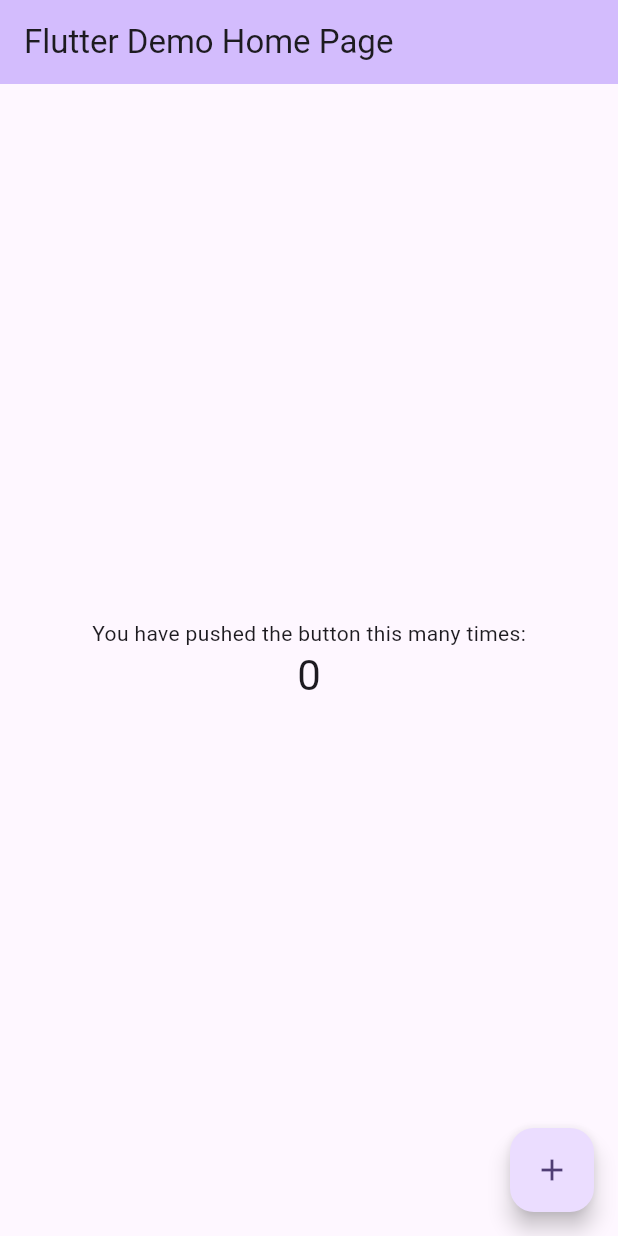
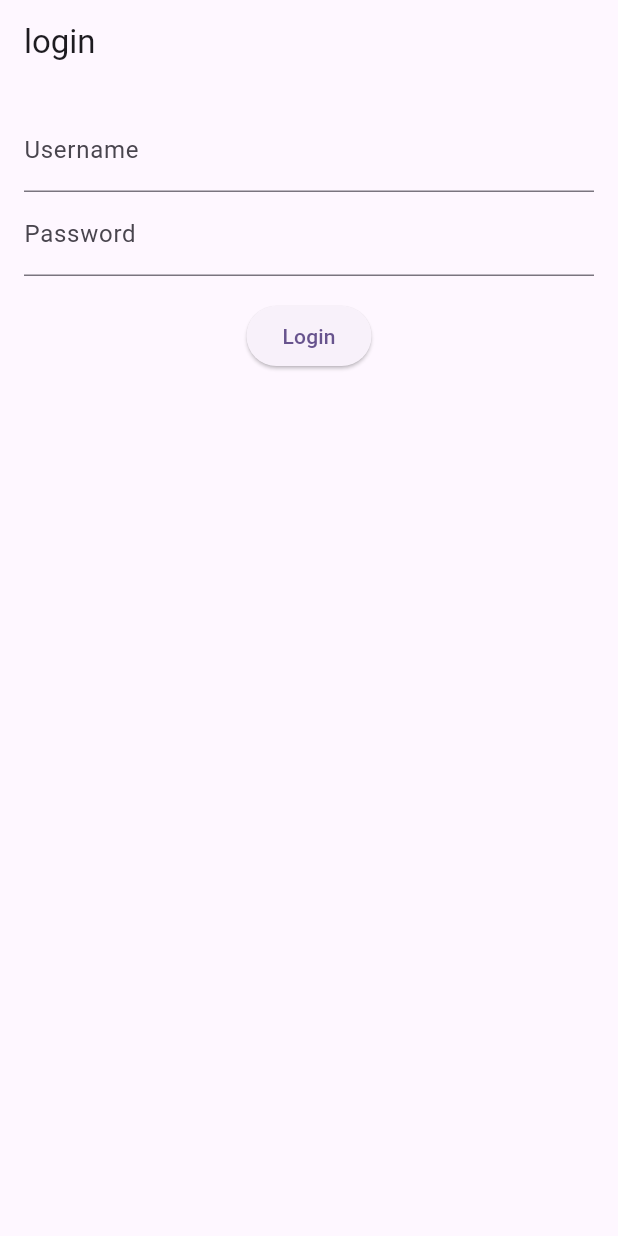
Before and after one commit to INOVEXA-ID/SIPUTRI-MOBILE, a Flutter app: the screen it shows after launch, on a phone screen of 412 x 824 dp. Run offline on Flutter 3.47's test engine with Material 3 defaults, Android fonts, the phone set to English and light mode, and no system bars; our stand-ins replace flutter_bloc.

Commit message:
add depedency BLoc, add form login (not fix yet)

```diff
--- /dev/null
+++ b/lib/login/login_bloc.dart
@@ -0,0 +1,28 @@
+import 'package:flutter_bloc/flutter_bloc.dart';
+import 'login_event.dart';
+import 'login_state.dart';
+
+class LoginBloc extends Bloc<LoginEvent, LoginState> {
+  LoginBloc() : super(LoginState.initial()) {
+    on<LoginEmailChanged>((event, emit) {
+      emit(state.copyWith(email: event.email));
+    });
+
+    on<LoginPasswordChanged>((event, emit) {
+      emit(state.copyWith(password: event.password));
+    });
+
+    on<LoginSubmitted>((event, emit) async {
+      emit(state.copyWith(isSubmitting: true));
+
+      // Simulasi login delay
+      await Future.delayed(Duration(seconds: 2));
+
+      if (state.email == "admin" && state.password == "1234") {
+        emit(state.copyWith(isSubmitting: false, isSuccess: true));
+      } else {
+        emit(state.copyWith(isSubmitting: false, isFailure: true));
+      }
+    });
+  }
+}
--- /dev/null
+++ b/lib/login/login_event.dart
@@ -0,0 +1,13 @@
+abstract class LoginEvent {}
+
+class LoginEmailChanged extends LoginEvent {
+  final String email;
+  LoginEmailChanged(this.email);
+}
+
+class LoginPasswordChanged extends LoginEvent {
+  final String password;
+  LoginPasswordChanged(this.password);
+}
+
+class LoginSubmitted extends LoginEvent {}
--- /dev/null
+++ b/lib/login/login_form.dart
@@ -0,0 +1,50 @@
+import 'package:flutter/material.dart';
+import 'package:flutter_bloc/flutter_bloc.dart';
+import '../login/login_bloc.dart';
+import '../login/login_event.dart';
+import '../login/login_state.dart';
+
+class LoginForm extends StatelessWidget {
+  @override
+  Widget build(BuildContext context) {
+    return BlocBuilder<LoginBloc, LoginState>(
+      builder: (context, state) {
+        return Padding(
+          padding: const EdgeInsets.all(16.0),
+          child: Column(
+            children: [
+              TextField(
+                onChanged:
+                    (value) =>
+                        context.read<LoginBloc>().add(LoginEmailChanged(value)),
+                decoration: InputDecoration(labelText: 'Username'),
+              ),
+              TextField(
+                obscureText: true,
+                onChanged:
+                    (value) => context.read<LoginBloc>().add(
+                      LoginPasswordChanged(value),
+                    ),
+                decoration: InputDecoration(labelText: 'Password'),
+              ),
+              const SizedBox(height: 16),
+              ElevatedButton(
+                onPressed: () {
+                  context.read<LoginBloc>().add(LoginSubmitted());
+                },
+                child:
+                    state.isSubmitting
+                        ? CircularProgressIndicator()
+                        : Text('Login'),
+              ),
+              if (state.isFailure)
+                Text('Login gagal', style: TextStyle(color: Colors.red)),
+              if (state.isSuccess)
+                Text('Login berhasil', style: TextStyle(color: Colors.green)),
+            ],
+          ),
+        );
+      },
+    );
+  }
+}
--- /dev/null
+++ b/lib/login/login_screen.dart
@@ -0,0 +1,14 @@
+import 'package:flutter/material.dart';
+import 'package:flutter_bloc/flutter_bloc.dart';
+import '../login/login_bloc.dart';
+import 'package:siputri_mobile/login/login_form.dart'; // sesuaikan dengan nama project
+
+class LoginScreen extends StatelessWidget {
+  @override
+  Widget build(BuildContext context) {
+    return BlocProvider(
+      create: (_) => LoginBloc(),
+      child: Scaffold(appBar: AppBar(title: Text('Login')), body: LoginForm()),
+    );
+  }
+}
--- /dev/null
+++ b/lib/login/login_state.dart
@@ -0,0 +1,41 @@
+class LoginState {
+  final String email;
+  final String password;
+  final bool isSubmitting;
+  final bool isSuccess;
+  final bool isFailure;
+
+  LoginState({
+    required this.email,
+    required this.password,
+    required this.isSubmitting,
+    required this.isSuccess,
+    required this.isFailure,
+  });
+
+  factory LoginState.initial() {
+    return LoginState(
+      email: '',
+      password: '',
+      isSubmitting: false,
+      isSuccess: false,
+      isFailure: false,
+    );
+  }
+
+  LoginState copyWith({
+    String? email,
+    String? password,
+    bool? isSubmitting,
+    bool? isSuccess,
+    bool? isFailure,
+  }) {
+    return LoginState(
+      email: email ?? this.email,
+      password: password ?? this.password,
+      isSubmitting: isSubmitting ?? this.isSubmitting,
+      isSuccess: isSuccess ?? this.isSuccess,
+      isFailure: isFailure ?? this.isFailure,
+    );
+  }
+}
--- a/lib/main.dart
+++ b/lib/main.dart
@@ -1,4 +1,7 @@
 import 'package:flutter/material.dart';
+import 'package:flutter_bloc/flutter_bloc.dart';
+import '../login/login_bloc.dart';
+import 'package:siputri_mobile/login/login_form.dart';
 
 void main() {
   runApp(const MyApp());
@@ -30,93 +33,13 @@ class MyApp extends StatelessWidget {
         // tested with just a hot reload.
         colorScheme: ColorScheme.fromSeed(seedColor: Colors.deepPurple),
       ),
-      home: const MyHomePage(title: 'Flutter Demo Home Page'),
+      home: BlocProvider(
+        create: (_) => LoginBloc(),
+        child: Scaffold(
+          appBar: AppBar(title: const Text("login")),
+          body: LoginForm(),
+        ),
+      ),
     );
   }
 }
-
-class MyHomePage extends StatefulWidget {
-  const MyHomePage({super.key, required this.title});
-
-  // This widget is the home page of your application. It is stateful, meaning
-  // that it has a State object (defined below) that contains fields that affect
-  // how it looks.
-
-  // This class is the configuration for the state. It holds the values (in this
-  // case the title) provided by the parent (in this case the App widget) and
-  // used by the build method of the State. Fields in a Widget subclass are
-  // always marked "final".
-
-  final String title;
-
-  @override
-  State<MyHomePage> createState() => _MyHomePageState();
-}
-
-class _MyHomePageState extends State<MyHomePage> {
-  int _counter = 0;
-
-  void _incrementCounter() {
-    setState(() {
-      // This call to setState tells the Flutter framework that something has
-      // changed in this State, which causes it to rerun the build method below
-      // so that the display can reflect the updated values. If we changed
-      // _counter without calling setState(), then the build method would not be
-      // called again, and so nothing would appear to happen.
-      _counter++;
-    });
-  }
-
-  @override
-  Widget build(BuildContext context) {
-    // This method is rerun every time setState is called, for instance as done
-    // by the _incrementCounter method above.
-    //
-    // The Flutter framework has been optimized to make rerunning build methods
-    // fast, so that you can just rebuild anything that needs updating rather
-    // than having to individually change instances of widgets.
-    return Scaffold(
-      appBar: AppBar(
-        // TRY THIS: Try changing the color here to a specific color (to
-        // Colors.amber, perhaps?) and trigger a hot reload to see the AppBar
-        // change color while the other colors stay the same.
-        backgroundColor: Theme.of(context).colorScheme.inversePrimary,
-        // Here we take the value from the MyHomePage object that was created by
-        // the App.build method, and use it to set our appbar title.
-        title: Text(widget.title),
-      ),
-      body: Center(
-        // Center is a layout widget. It takes a single child and positions it
-        // in the middle of the parent.
-        child: Column(
-          // Column is also a layout widget. It takes a list of children and
-          // arranges them vertically. By default, it sizes itself to fit its
-          // children horizontally, and tries to be as tall as its parent.
-          //
-          // Column has various properties to control how it sizes itself and
-          // how it positions its children. Here we use mainAxisAlignment to
-          // center the children vertically; the main axis here is the vertical
-          // axis because Columns are vertical (the cross axis would be
-          // horizontal).
-          //
-          // TRY THIS: Invoke "debug painting" (choose the "Toggle Debug Paint"
-          // action in the IDE, or press "p" in the console), to see the
-          // wireframe for each widget.
-          mainAxisAlignment: MainAxisAlignment.center,
-          children: <Widget>[
-            const Text('You have pushed the button this many times:'),
-            Text(
-              '$_counter',
-              style: Theme.of(context).textTheme.headlineMedium,
-            ),
-          ],
-        ),
-      ),
-      floatingActionButton: FloatingActionButton(
-        onPressed: _incrementCounter,
-        tooltip: 'Increment',
-        child: const Icon(Icons.add),
-      ), // This trailing comma makes auto-formatting nicer for build methods.
-    );
-  }
-}
--- a/pubspec.yaml
+++ b/pubspec.yaml
@@ -2,7 +2,7 @@ name: siputri_mobile
 description: "A new Flutter project."
 # The following line prevents the package from being accidentally published to
 # pub.dev using `flutter pub publish`. This is preferred for private packages.
-publish_to: 'none' # Remove this line if you wish to publish to pub.dev
+publish_to: "none" # Remove this line if you wish to publish to pub.dev
 
 # The following defines the version and build number for your application.
 # A version number is three numbers separated by dots, like 1.2.43
@@ -35,6 +35,8 @@ dependencies:
   # Use with the CupertinoIcons class for iOS style icons.
   cupertino_icons: ^1.0.8
 
+  flutter_bloc: ^8.1.3
+
 dev_dependencies:
   flutter_test:
     sdk: flutter
@@ -51,7 +53,6 @@ dev_dependencies:
 
 # The following section is specific to Flutter packages.
 flutter:
-
   # The following line ensures that the Material Icons font is
   # included with your application, so that you can use the icons in
   # the material Icons class.
```
